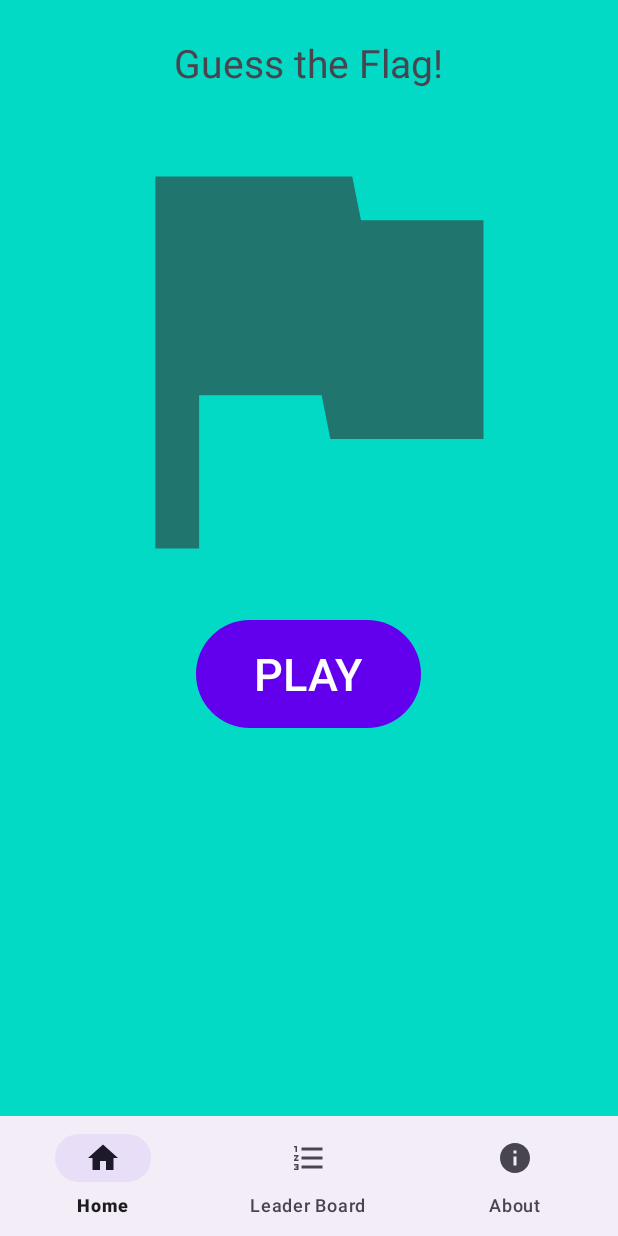
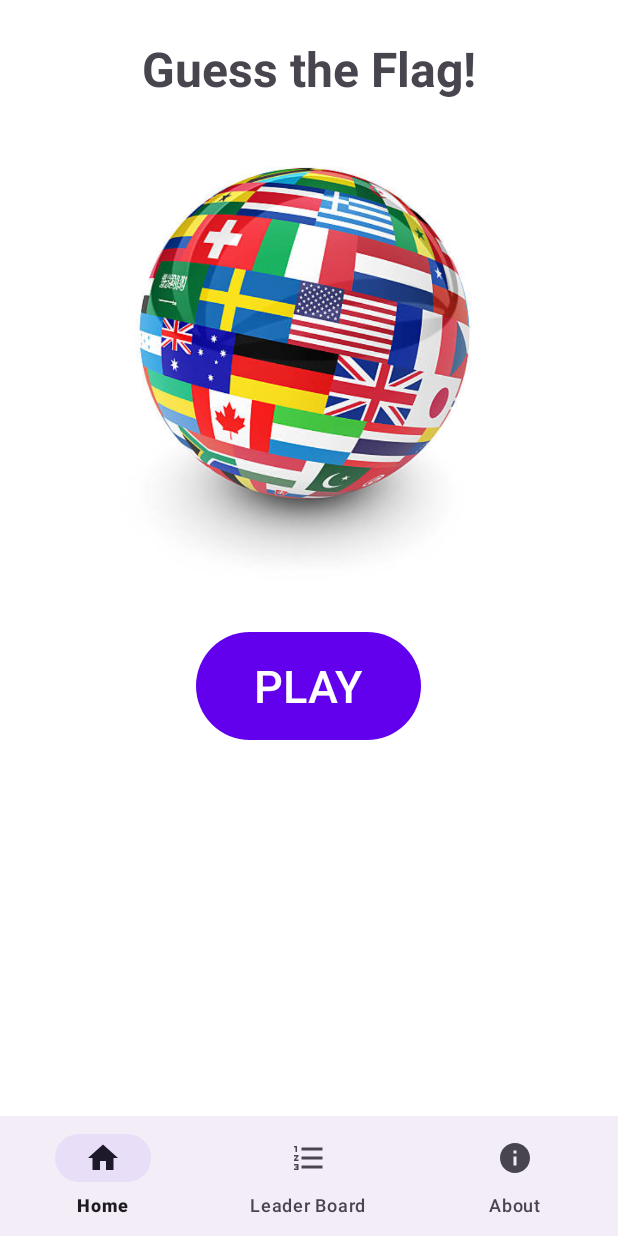
Before and after one commit to Abde-exe/GuessTheFlag, an Android app: the screen it shows after launch (MainActivity), on a phone screen of 412 x 824 dp. Run offline under Robolectric (Android 15) with nearby library versions, the phone set to English and light mode, and no system bars; our stand-ins replace navigation-ui.

Commit message:
fixing few ui things

```diff
--- a/app/src/main/res/layout/fragment_game.xml
+++ b/app/src/main/res/layout/fragment_game.xml
@@ -20,6 +20,7 @@
             android:layout_height="wrap_content"
             android:layout_marginTop="24dp"
             android:text="4/20 Flags"
+            android:textStyle="bold"
             app:layout_constraintEnd_toStartOf="@id/userNameTv"
             app:layout_constraintHorizontal_chainStyle="spread"
             app:layout_constraintStart_toStartOf="parent"
@@ -42,6 +43,7 @@
             android:layout_height="wrap_content"
             android:layout_marginTop="8dp"
             android:text="Europe"
+            android:textSize="24dp"
             app:layout_constraintEnd_toEndOf="parent"
             app:layout_constraintStart_toStartOf="parent"
             app:layout_constraintTop_toBottomOf="@id/userNameTv" />
@@ -55,6 +57,7 @@
             app:layout_constraintEnd_toEndOf="parent"
             app:layout_constraintStart_toEndOf="@id/userNameTv"
             app:layout_constraintTop_toTopOf="parent"
+            android:textStyle="bold"
             tools:text="Score: 0" />
 
 
--- a/app/src/main/res/layout/fragment_home.xml
+++ b/app/src/main/res/layout/fragment_home.xml
@@ -4,21 +4,22 @@
     android:layout_width="match_parent"
     android:layout_height="match_parent"
     tools:context=".view.HomeFragment"
-    android:background="@color/teal_200"
     android:orientation="vertical"
-    android:gravity="center_horizontal">
+    android:gravity="center_horizontal"
+    android:background="@color/white">
 
     <TextView
         android:layout_width="wrap_content"
         android:layout_height="wrap_content"
         android:layout_marginTop="24dp"
         android:text="@string/guess_the_flag"
-        android:textSize="26sp"
+        android:textSize="32sp"
+        android:textStyle="bold"
         />
     <ImageView
         android:layout_width="350dp"
         android:layout_height="350dp"
-        android:src="@drawable/ic_flag"/>
+        android:src="@drawable/homeimg"/>
     <Button
         android:id="@+id/playButton"
         android:layout_width="150dp"
--- a/app/src/main/res/values/strings.xml
+++ b/app/src/main/res/values/strings.xml
@@ -14,7 +14,7 @@
     <string name="africa">Africa</string>
     <string name="america">America</string>
     <string name="asia">Asia</string>
-    <string name="worldwide">Worldwide</string>
+    <string name="worldwide">World</string>
     <string name="enter_your_name">Enter your name</string>
     <string name="submit">SUBMIT</string>
     <string name="question">To which country does this flag belong?</string>
```
Also changed, not shown: app/src/main/res/drawable/homeimg.jpg (added).
